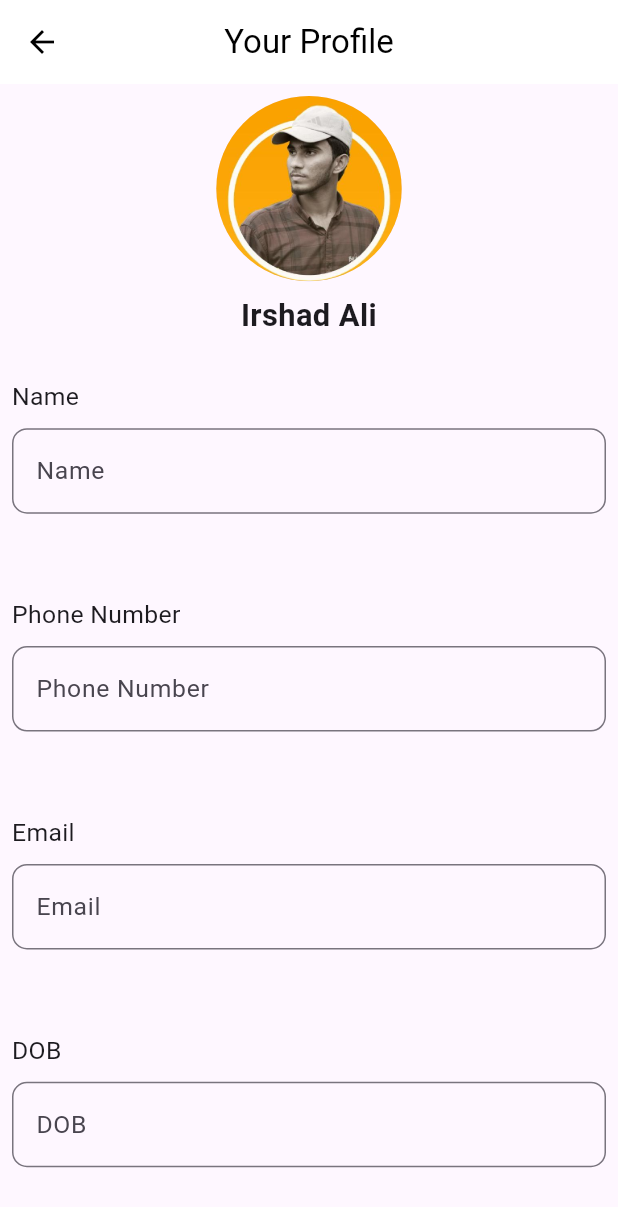
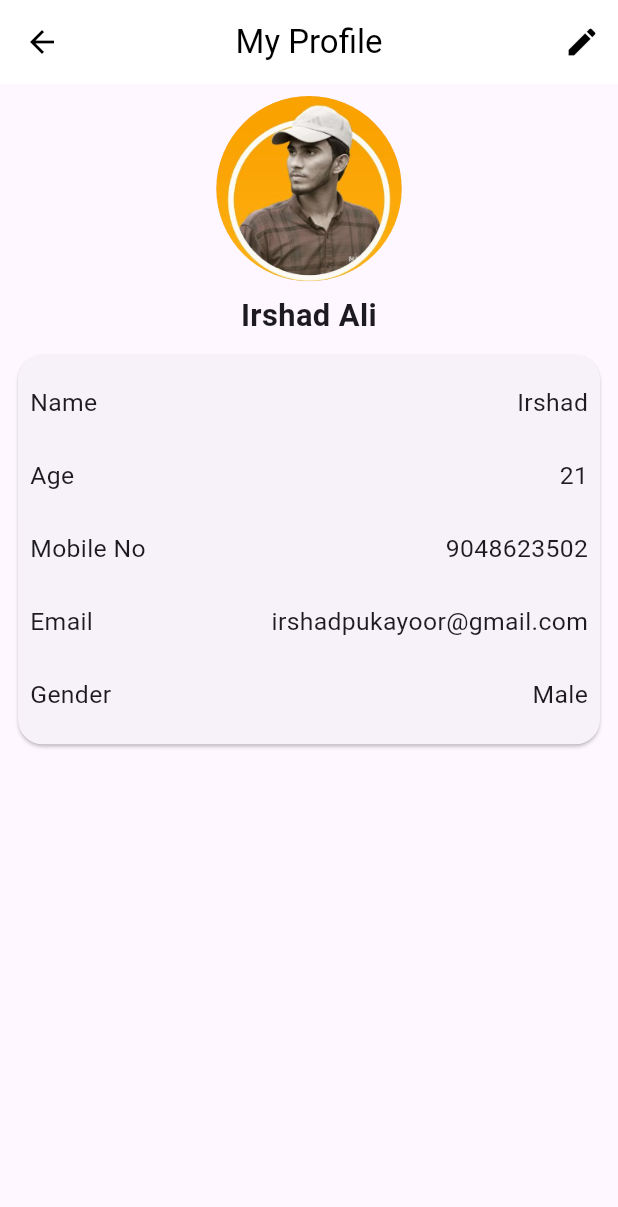
Before and after one commit to IrshadPeruvallur/medway_app, a Flutter app: the ProfileTab screen opened directly, after a tap on "Your Profile", on a phone screen of 412 x 824 dp. Shown: the top 1207 px of the screen. Run offline on Flutter 3.47's test engine with Material 3 defaults, Android fonts, the phone set to English and light mode, and no system bars; our stand-ins replace curved_navigation_bar, shared_preferences; accounts and stored records are empty.

Commit message:
apply logout function

```diff
--- a/lib/screens/bottom_tabs/profile_tab.dart
+++ b/lib/screens/bottom_tabs/profile_tab.dart
@@ -1,10 +1,12 @@
 import 'package:flutter/material.dart';
+import 'package:medway_app/function/functio_normal.dart';
 import 'package:medway_app/screens/profile/favourite_screen.dart';
 import 'package:medway_app/screens/profile/help_center.dart';
+import 'package:medway_app/screens/profile/my_profile.dart';
 import 'package:medway_app/screens/profile/privacy_policy.dart';
 import 'package:medway_app/screens/profile/settings.dart';
 import 'package:medway_app/screens/profile/signout.dart';
-import 'package:medway_app/screens/profile/your_profile.dart';
+import 'package:medway_app/screens/profile/edit_profile.dart';
 import 'package:medway_app/widgets/main_widgets.dart';
 import 'package:medway_app/widgets/small_widgets.dart';
 
@@ -16,7 +18,6 @@ class ProfileTab extends StatelessWidget {
     'Settings',
     'Help Center',
     'Privicy Policy',
-    'Log out'
   ];
   final List profileIcons = [
     Icon(Icons.person_2_outlined),
@@ -24,23 +25,61 @@ class ProfileTab extends StatelessWidget {
     Icon(Icons.settings),
     Icon(Icons.help),
     Icon(Icons.lock_outline),
-    Icon(Icons.logout_outlined),
   ];
 
   final List profileTabs = [
-    YourProfile(),
+    MyProfile(),
     FavouriteScreen(),
     Settings(),
     HelpCenter(),
     PrivacyPolicy(),
-    Synout()
   ];
 
   @override
   Widget build(BuildContext context) {
     var screenSize = MediaQuery.of(context).size;
     return Scaffold(
-      appBar: titleAppBar(title: "Profile"),
+      appBar: AppBar(
+        title: Text("Profile"),
+        centerTitle: true,
+        actions: [
+          IconButton(
+              onPressed: () {
+                showDialog(
+                  context: context,
+                  builder: (context) => AlertDialog(
+                    backgroundColor: Colors.white,
+                    shape: RoundedRectangleBorder(
+                        borderRadius: BorderRadius.all(
+                            Radius.circular(screenSize.width * 0.05))),
+                    title: Column(
+                      children: [
+                        WTitleText(context, text: 'Log out', size: 0.05),
+                        captiontext(context,
+                            text: 'You will be returned to the login screen.')
+                      ],
+                    ),
+                    actions: [
+                      TextButton(
+                          onPressed: () {
+                            Navigator.pop(context);
+                          },
+                          child: Text("Cancel")),
+                      TextButton(
+                          onPressed: () {
+                            fsignout(context);
+                          },
+                          child: Text("Log out")),
+                    ],
+                  ),
+                );
+              },
+              icon: Icon(Icons.logout_outlined))
+        ],
+        elevation: 0,
+        backgroundColor: Colors.white,
+        foregroundColor: Color.fromARGB(255, 0, 0, 0),
+      ),
       body: SafeArea(
         child: Padding(
           padding: const EdgeInsets.all(8.0),
@@ -78,7 +117,7 @@ class ProfileTab extends StatelessWidget {
                     ),
                   )),
                 ),
-              )
+              ),
             ],
           ),
         ),
--- a/lib/screens/profile/your_profile.dart
+++ b/lib/screens/profile/edit_profile.dart
@@ -2,8 +2,8 @@ import 'package:flutter/material.dart';
 import 'package:medway_app/widgets/main_widgets.dart';
 import 'package:medway_app/widgets/small_widgets.dart';
 
-class YourProfile extends StatelessWidget {
-  YourProfile({super.key});
+class EditProfile extends StatelessWidget {
+  EditProfile({super.key});
   final List labelText = [
     'Name',
     'Phone Number',
--- /dev/null
+++ b/lib/screens/profile/my_profile.dart
@@ -0,0 +1,76 @@
+import 'package:flutter/material.dart';
+import 'package:medway_app/screens/profile/edit_profile.dart';
+import 'package:medway_app/widgets/main_widgets.dart';
+import 'package:medway_app/widgets/small_widgets.dart';
+
+class MyProfile extends StatelessWidget {
+  MyProfile({super.key});
+  final List labelText = [
+    'Name',
+    'Phone Number',
+    'Email',
+    'DOB',
+    'Gender',
+  ];
+
+  @override
+  Widget build(BuildContext context) {
+    var screenSize = MediaQuery.of(context).size;
+    return Scaffold(
+      appBar: AppBar(
+        title: Text("My Profile"),
+        centerTitle: true,
+        actions: [
+          IconButton(
+              onPressed: () {
+                Navigator.push(
+                    context,
+                    MaterialPageRoute(
+                      builder: (context) => EditProfile(),
+                    ));
+              },
+              icon: Icon(Icons.edit))
+        ],
+        elevation: 0,
+        backgroundColor: Colors.white,
+        foregroundColor: Color.fromARGB(255, 0, 0, 0),
+      ),
+      body: SafeArea(
+        child: Padding(
+          padding: const EdgeInsets.all(8.0),
+          child: SingleChildScrollView(
+            child: Column(
+              children: [
+                CircleAvatar(
+                  radius: screenSize.width * 0.15,
+                  backgroundImage: AssetImage('asset/irshad.jpeg'),
+                ),
+                WTitleText(context, text: 'Irshad Ali', size: 0.05),
+                Card(
+                  shape: RoundedRectangleBorder(
+                      borderRadius: BorderRadius.all(
+                          Radius.circular(screenSize.width * 0.04))),
+                  child: Padding(
+                    padding: const EdgeInsets.all(8.0),
+                    child: Column(
+                      crossAxisAlignment: CrossAxisAlignment.start,
+                      children: [
+                        doubleText(context, text1: 'Name', text2: 'Irshad'),
+                        doubleText(context, text1: 'Age', text2: '21'),
+                        doubleText(context,
+                            text1: 'Mobile No', text2: '9048623502'),
+                        doubleText(context,
+                            text1: 'Email', text2: 'irshadpukayoor@gmail.com'),
+                        doubleText(context, text1: 'Gender', text2: 'Male'),
+                      ],
+                    ),
+                  ),
+                )
+              ],
+            ),
+          ),
+        ),
+      ),
+    );
+  }
+}
--- a/lib/screens/profile/signout.dart
+++ b/lib/screens/profile/signout.dart
@@ -25,7 +25,7 @@ class Synout extends StatelessWidget {
                 ],
               ),
               WElevatedButton(context, navigator: () {
-                fsignout();
+                fsignout(context);
               }, text: 'Signout')
             ]),
       ),
```
Also changed, not shown: lib/function/functio_normal.dart (+9 -2 lines).
